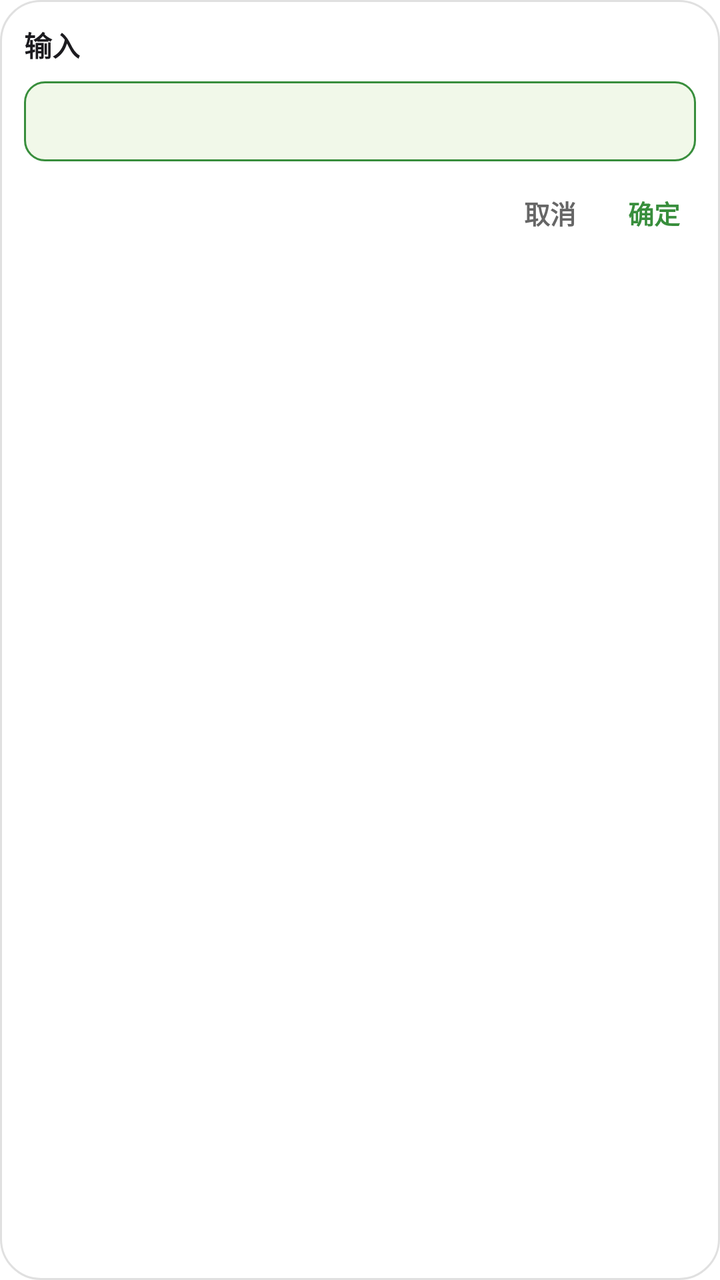
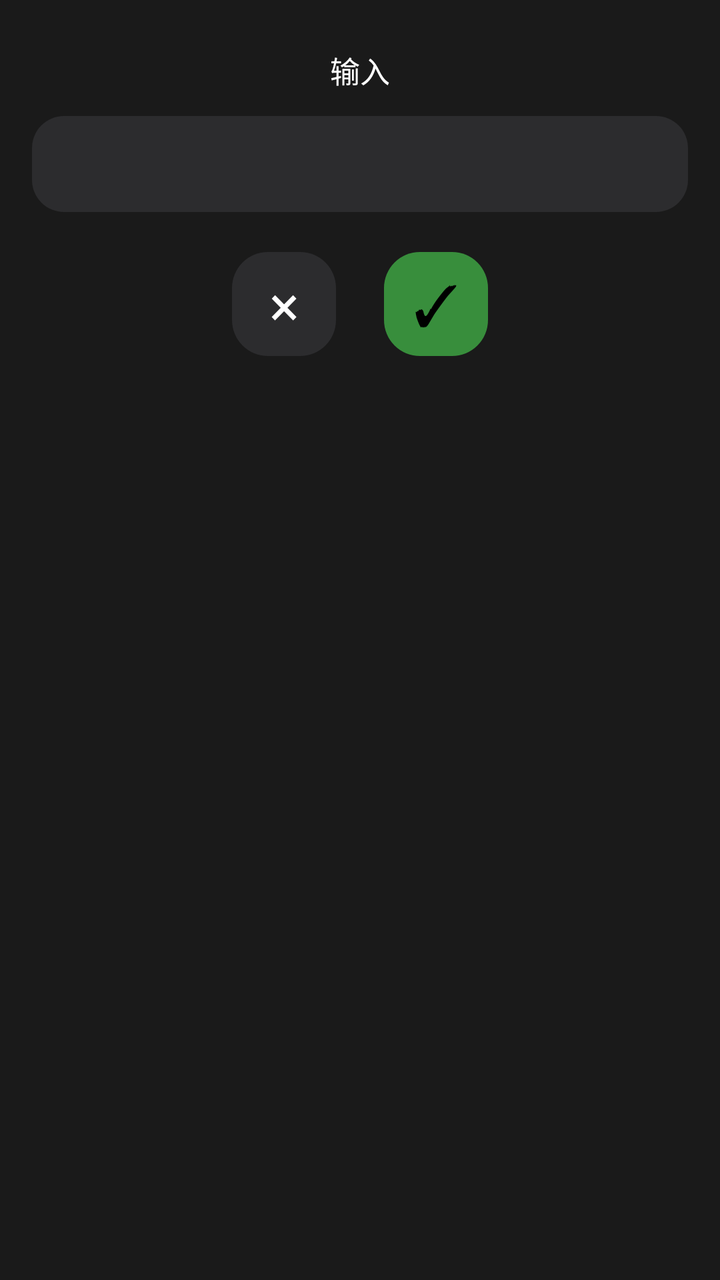

Compare the two renders of this Android layout. The source of the first and the diff that turns it into the second are given below.
<!-- AndroidManifest.xml: application theme android:Theme.Light -->
<!-- res/layout/dialog_watch_input.xml -->
<?xml version="1.0" encoding="utf-8"?>
<LinearLayout xmlns:android="http://schemas.android.com/apk/res/android"
    android:id="@+id/dlg_root"
    android:layout_width="match_parent"
    android:layout_height="wrap_content"
    android:orientation="vertical"
    android:background="@drawable/watch_card"
    android:padding="12dp">

    <TextView
        android:id="@+id/dlg_title"
        android:layout_width="wrap_content"
        android:layout_height="wrap_content"
        android:text="输入"
        android:textSize="14sp"
        android:textStyle="bold"
        android:textColor="#1C1B1F" />

    <EditText
        android:id="@+id/dlg_input"
        android:layout_width="match_parent"
        android:layout_height="wrap_content"
        android:minHeight="40dp"
        android:layout_marginTop="8dp"
        android:paddingLeft="10dp"
        android:paddingRight="10dp"
        android:textSize="14sp"
        android:singleLine="true"
        android:background="@drawable/watch_edittext" />

    <LinearLayout
        android:layout_width="match_parent"
        android:layout_height="wrap_content"
        android:orientation="horizontal"
        android:gravity="end"
        android:layout_marginTop="8dp">
        <TextView
            android:id="@+id/dlg_btn_negative"
            android:layout_width="wrap_content"
            android:layout_height="wrap_content"
            android:text="取消"
            android:textColor="#666"
            android:textSize="13sp"
            android:textStyle="bold"
            android:padding="8dp" />
        <TextView
            android:id="@+id/dlg_btn_positive"
            android:layout_width="wrap_content"
            android:layout_height="wrap_content"
            android:text="确定"
            android:textColor="#388E3C"
            android:textSize="13sp"
            android:textStyle="bold"
            android:padding="8dp"
            android:layout_marginLeft="10dp" />
    </LinearLayout>
</LinearLayout>
<!-- resources referenced by this layout -->
<resources>
  <!-- drawable watch_card (drawable) -->
  <?xml version="1.0" encoding="utf-8"?>
  <shape xmlns:android="http://schemas.android.com/apk/res/android">
      <solid android:color="#FFFFFF"/>
      <corners android:radius="20dp"/>
      <stroke android:width="1dp" android:color="#E0E0E0"/>
  </shape>
  <!-- drawable watch_edittext (drawable) -->
  <?xml version="1.0" encoding="utf-8"?>
  <shape xmlns:android="http://schemas.android.com/apk/res/android">
      <solid android:color="#F1F8E9"/>
      <corners android:radius="10dp"/>
      <stroke android:width="1dp" android:color="#388E3C"/>
  </shape>
</resources>

<!-- the commit's change to res/layout/dialog_watch_input.xml (unified diff, before → after) -->
@@ -4,54 +4,67 @@
     android:layout_width="match_parent"
     android:layout_height="wrap_content"
     android:orientation="vertical"
-    android:background="@drawable/watch_card"
-    android:padding="12dp">
+    android:background="#1A1A1A"
+    android:paddingTop="24dp"
+    android:paddingBottom="24dp"
+    android:paddingLeft="16dp"
+    android:paddingRight="16dp">
 
     <TextView
         android:id="@+id/dlg_title"
-        android:layout_width="wrap_content"
+        android:layout_width="match_parent"
         android:layout_height="wrap_content"
         android:text="输入"
-        android:textSize="14sp"
-        android:textStyle="bold"
-        android:textColor="#1C1B1F" />
+        android:textSize="15sp"
+        android:textColor="#FFFFFF"
+        android:gravity="center" />
 
     <EditText
         android:id="@+id/dlg_input"
         android:layout_width="match_parent"
-        android:layout_height="wrap_content"
-        android:minHeight="40dp"
-        android:layout_marginTop="8dp"
-        android:paddingLeft="10dp"
-        android:paddingRight="10dp"
-        android:textSize="14sp"
-        android:singleLine="true"
-        android:background="@drawable/watch_edittext" />
+        android:layout_height="48dp"
+        android:layout_marginTop="12dp"
+        android:background="@drawable/dlg_input_bg"
+        android:paddingLeft="16dp"
+        android:paddingRight="16dp"
+        android:textSize="16sp"
+        android:textColor="#FFFFFF"
+        android:textCursorDrawable="@null"
+        android:singleLine="true" />
 
     <LinearLayout
         android:layout_width="match_parent"
         android:layout_height="wrap_content"
         android:orientation="horizontal"
-        android:gravity="end"
-        android:layout_marginTop="8dp">
+        android:gravity="center"
+        android:layout_marginTop="20dp">
+
         <TextView
             android:id="@+id/dlg_btn_negative"
-            android:layout_width="wrap_content"
-            android:layout_height="wrap_content"
-            android:text="取消"
-            android:textColor="#666"
-            android:textSize="13sp"
-            android:textStyle="bold"
-            android:padding="8dp" />
+            android:layout_width="52dp"
+            android:layout_height="52dp"
+            android:background="@drawable/dlg_btn_neg"
+            android:gravity="center"
+            android:text="×"
+            android:textColor="#FFFFFF"
+            android:textSize="28sp"
+            android:clickable="true"
+            android:focusable="true"/>
+
+        <View
+            android:layout_width="24dp"
+            android:layout_height="1dp" />
+
         <TextView
             android:id="@+id/dlg_btn_positive"
-            android:layout_width="wrap_content"
-            android:layout_height="wrap_content"
-            android:text="确定"
-            android:textColor="#388E3C"
-            android:textSize="13sp"
-            android:textStyle="bold"
-            android:padding="8dp"
-            android:layout_marginLeft="10dp" />
+            android:layout_width="52dp"
+            android:layout_height="52dp"
+            android:background="@drawable/dlg_btn_pos"
+            android:gravity="center"
+            android:text="✓"
+            android:textColor="#000000"
+            android:textSize="28sp"
+            android:clickable="true"
+            android:focusable="true"/>
     </LinearLayout>
 </LinearLayout>
<!-- resource entries referenced after the edit -->
@@ -1,18 +1,30 @@
 <!-- resources referenced by this layout -->
 <resources>
-  <!-- drawable watch_card (drawable) -->
+  <!-- drawable dlg_btn_neg (drawable) -->
+  <?xml version="1.0" encoding="utf-8"?>
+  <selector xmlns:android="http://schemas.android.com/apk/res/android">
+      <item android:state_pressed="true">
+          <shape><solid android:color="#3E3E3E"/><corners android:radius="18dp"/></shape>
+      </item>
+      <item>
+          <shape><solid android:color="#2C2C2E"/><corners android:radius="18dp"/></shape>
+      </item>
+  </selector>
+  <!-- drawable dlg_btn_pos (drawable) -->
+  <?xml version="1.0" encoding="utf-8"?>
+  <selector xmlns:android="http://schemas.android.com/apk/res/android">
+      <item android:state_pressed="true">
+          <shape><solid android:color="#2E7D32"/><corners android:radius="18dp"/></shape>
+      </item>
+      <item>
+          <shape><solid android:color="#388E3C"/><corners android:radius="18dp"/></shape>
+      </item>
+  </selector>
+  <!-- drawable dlg_input_bg (drawable) -->
   <?xml version="1.0" encoding="utf-8"?>
   <shape xmlns:android="http://schemas.android.com/apk/res/android">
-      <solid android:color="#FFFFFF"/>
-      <corners android:radius="20dp"/>
-      <stroke android:width="1dp" android:color="#E0E0E0"/>
-  </shape>
-  <!-- drawable watch_edittext (drawable) -->
-  <?xml version="1.0" encoding="utf-8"?>
-  <shape xmlns:android="http://schemas.android.com/apk/res/android">
-      <solid android:color="#F1F8E9"/>
-      <corners android:radius="10dp"/>
-      <stroke android:width="1dp" android:color="#388E3C"/>
+      <solid android:color="#2C2C2E"/>
+      <corners android:radius="16dp"/>
   </shape>
 </resources>
 
